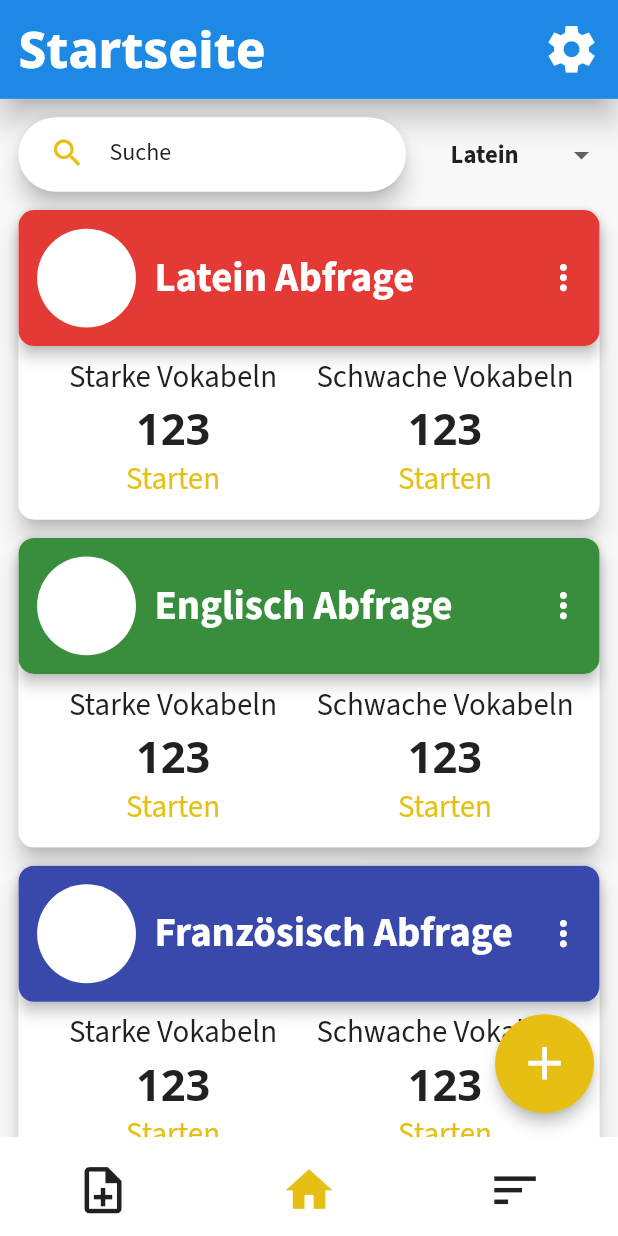
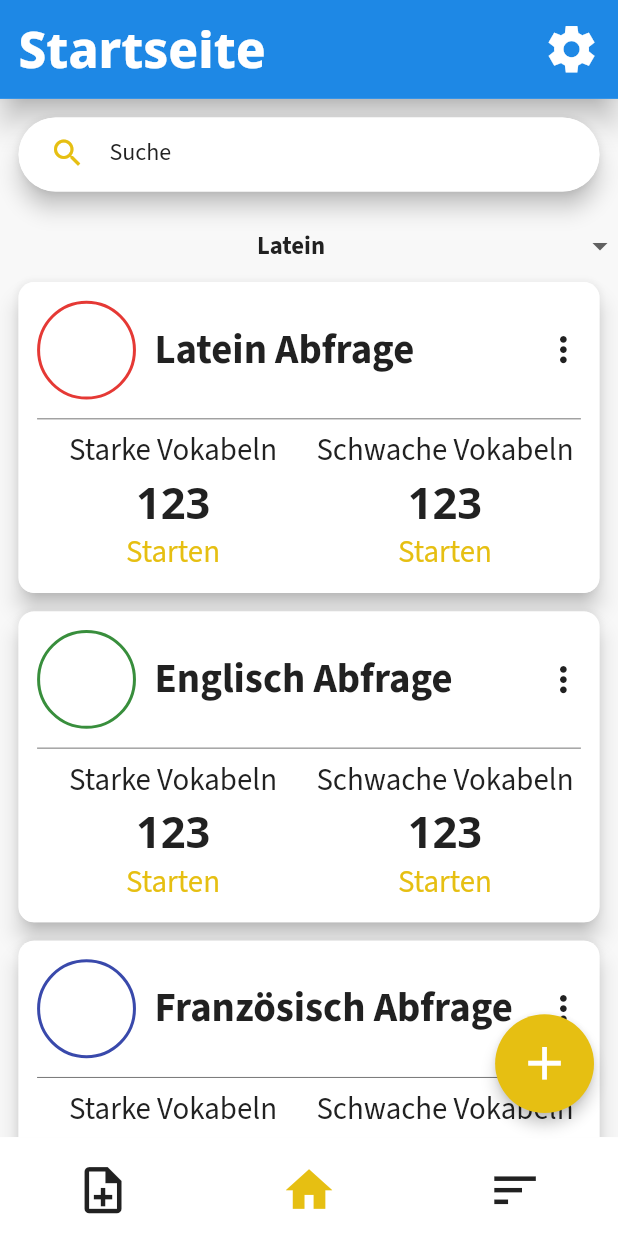
Before and after one commit to bastidmn/swoc_application, a Flutter app: the screen it shows after launch, swiped to page 3, on a phone screen of 412 x 824 dp. Run offline on Flutter 3.47's test engine with Material 2 defaults, Android fonts, the phone set to English and light mode, and no system bars; our stand-ins replace bloc, equatable, flutter_bloc, google_fonts, sqflite; missing offline and left inert: dart:ffi; accounts and stored records are empty.

Commit message:
- overworked overview card

```diff
--- a/lib/presentation/screens/query_start_screen.dart
+++ b/lib/presentation/screens/query_start_screen.dart
@@ -93,8 +93,11 @@ class _QueryStartScreenState extends State<QueryStartScreen> {
                           ),
                         ),
                       ),
+                    ],
+                  ),
+                ),
+              ),
               Expanded(
-                        flex: 1,
                 child: DropdownButton(
                   underline: SizedBox(),
                   isExpanded: true,
@@ -168,10 +171,6 @@ class _QueryStartScreenState extends State<QueryStartScreen> {
                       value: 'altgriechisch',
                     ),
                   ],
-                        ),
-                      ),
-                    ],
-                  ),
                 ),
               ),
               // ListView(
@@ -383,15 +382,7 @@ class _QueryOverviewCardState extends State<QueryOverviewCard> {
           child: Column(
             children: [
               //Top Part
-              Material(
-                elevation: 4.0,
-                borderRadius: BorderRadius.circular(width * 0.025),
-                child: Container(
-                  decoration: BoxDecoration(
-                    color: LanguageHelper.getLanguageColor(widget.lang),
-                    borderRadius: BorderRadius.circular(width * 0.025),
-                  ),
-                  child: Row(
+              Row(
                 crossAxisAlignment: CrossAxisAlignment.center,
                 children: [
                   Padding(
@@ -402,6 +393,10 @@ class _QueryOverviewCardState extends State<QueryOverviewCard> {
                       decoration: BoxDecoration(
                         color: secondaryColor,
                         borderRadius: BorderRadius.circular(width * 0.16),
+                        border: Border.all(
+                          color: LanguageHelper.getLanguageColor(widget.lang),
+                          width: 2.0,
+                        ),
                       ),
                     ),
                   ),
@@ -416,7 +411,7 @@ class _QueryOverviewCardState extends State<QueryOverviewCard> {
                         widget.queryName,
                         style: GoogleFonts.sourceSansPro(
                           fontSize: height * 0.033,
-                              color: primaryTextColor,
+                          color: secondaryTextColor,
                           fontWeight: FontWeight.bold,
                         ),
                         maxLines: 2,
@@ -428,13 +423,17 @@ class _QueryOverviewCardState extends State<QueryOverviewCard> {
                     icon: Icon(
                       Icons.more_vert,
                       size: height * 0.033,
-                          color: secondaryColor,
+                      color: secondaryTextColor,
                     ),
                     onPressed: () => _showCardActionDialog(),
                   ),
                 ],
               ),
-                ),
+              Divider(
+                indent: width * 0.03,
+                endIndent: width * 0.03,
+                height: 1,
+                color: secondaryAltTextColor,
               ),
               Padding(
                 padding: EdgeInsets.only(
```
Lines whose indentation alone changed are shown as unchanged.
